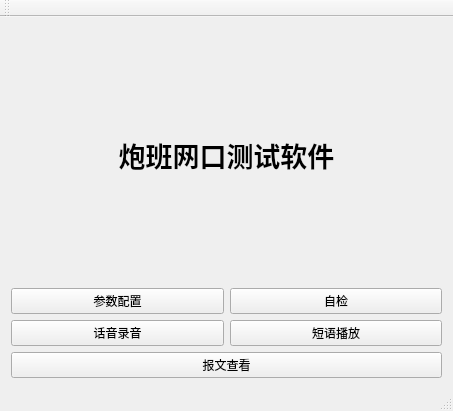
ishamo/boom, file mainwindow.ui: the form before one commit.
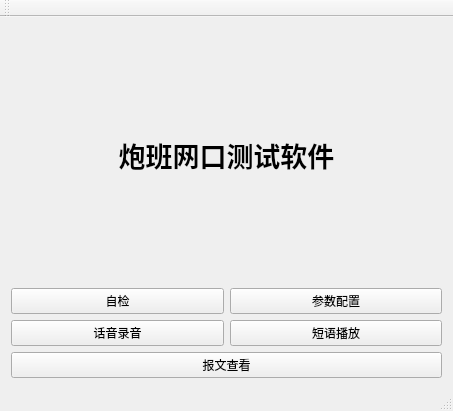
The form after the commit.

Patch:
```diff
--- a/mainwindow.ui
+++ b/mainwindow.ui
@@ -18,6 +18,13 @@
   </property>
   <widget class="QWidget" name="centralWidget">
    <layout class="QGridLayout" name="gridLayout">
+    <item row="3" column="0">
+     <widget class="QPushButton" name="pushButton_3">
+      <property name="text">
+       <string>话音录音</string>
+      </property>
+     </widget>
+    </item>
     <item row="0" column="0" colspan="2">
      <widget class="QLabel" name="label">
       <property name="cursor">
@@ -28,41 +35,34 @@
       </property>
      </widget>
     </item>
-    <item row="1" column="0">
-     <widget class="QPushButton" name="pushButton_2">
-      <property name="text">
-       <string>参数配置</string>
-      </property>
-     </widget>
-    </item>
-    <item row="1" column="1">
-     <widget class="QPushButton" name="pushButton">
-      <property name="text">
-       <string>自检</string>
-      </property>
-     </widget>
-    </item>
-    <item row="2" column="0">
-     <widget class="QPushButton" name="pushButton_3">
-      <property name="text">
-       <string>话音录音</string>
-      </property>
-     </widget>
-    </item>
-    <item row="2" column="1">
+    <item row="3" column="1">
      <widget class="QPushButton" name="pushButton_4">
       <property name="text">
        <string>短语播放</string>
       </property>
      </widget>
     </item>
-    <item row="3" column="0" colspan="2">
+    <item row="4" column="0" colspan="2">
      <widget class="QPushButton" name="pushButton_5">
       <property name="text">
        <string>报文查看</string>
       </property>
      </widget>
     </item>
+    <item row="2" column="0">
+     <widget class="QPushButton" name="pushButton">
+      <property name="text">
+       <string>自检</string>
+      </property>
+     </widget>
+    </item>
+    <item row="2" column="1">
+     <widget class="QPushButton" name="pushButton_2">
+      <property name="text">
+       <string>参数配置</string>
+      </property>
+     </widget>
+    </item>
    </layout>
   </widget>
   <widget class="QToolBar" name="mainToolBar">
```
